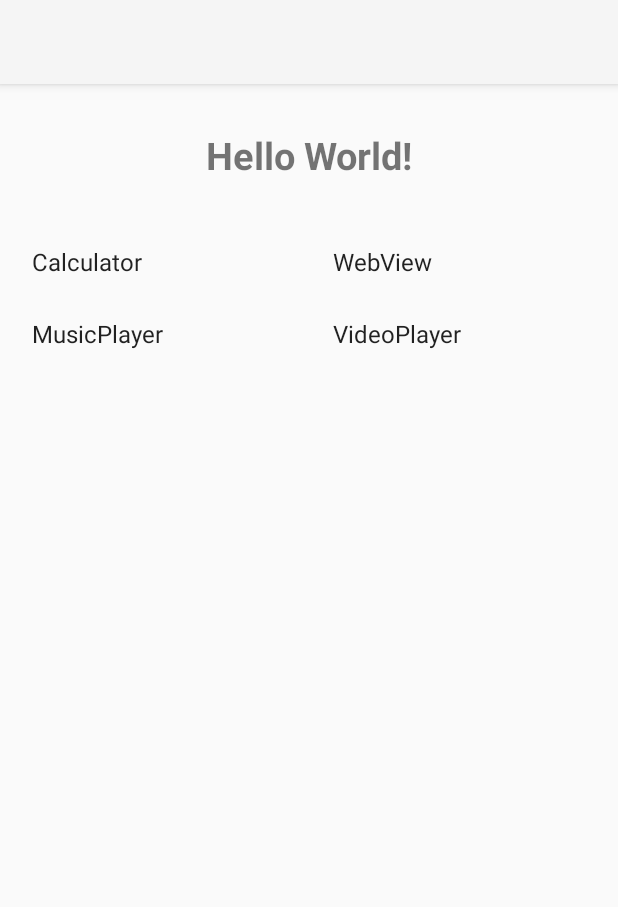
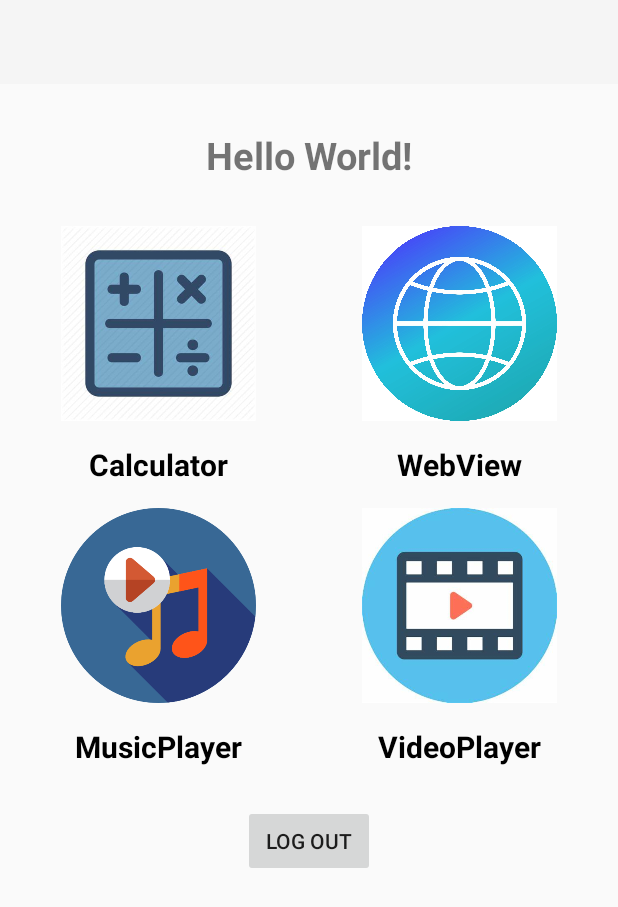
Before and after one commit to Parth3146/15-DAYS-INTERNSHIP, an Android app: the MainActivity screen opened directly, with no data from a screen before it, on a phone screen of 412 x 824 dp. Shown: the top 907 px of the screen. Run offline under Robolectric (Android 15) with nearby library versions, the light colour scheme and no system bars; 2 statements that could not run were skipped.

Commit message:
LogIn and Custom Activity added

```diff
--- a/app/src/main/java/com/example/practiceapp/MainActivity.java
+++ b/app/src/main/java/com/example/practiceapp/MainActivity.java
@@ -10,11 +10,15 @@ import android.widget.ArrayAdapter;
 import android.widget.Button;
 import android.widget.GridView;
 import android.widget.ListView;
+import android.widget.TextView;
 import android.widget.Toast;
 
 public class MainActivity extends AppCompatActivity {
 
+    TextView textView;
     GridView gridView;
+    Button btnLogout;
+    int[] img = {R.drawable.calc,R.drawable.web,R.drawable.musicplayer,R.drawable.videoplayer};
     String activities[] = {"Calculator","WebView","MusicPlayer","VideoPlayer"};
 
     @Override
@@ -22,10 +26,16 @@ public class MainActivity extends AppCompatActivity {
         super.onCreate(savedInstanceState);
         setContentView(R.layout.activity_main);
 
+        Intent intent = getIntent();
+        String name = intent.getStringExtra("username");
+        textView = findViewById(R.id.tvMain);
         gridView = findViewById(R.id.gv);
-        ArrayAdapter arrayAdapter = new ArrayAdapter<String>(MainActivity.this, android.R.layout.simple_list_item_1,activities);
-        gridView.setAdapter(arrayAdapter);
+        btnLogout = findViewById(R.id.btnLogout);
+        String[] n = name.split(" ");
+        textView.setText("Hello "+n[0]+" !!");
 
+        MyAdapter myAdapter = new MyAdapter(MainActivity.this, img, activities);
+        gridView.setAdapter(myAdapter);
         gridView.setOnItemClickListener(new AdapterView.OnItemClickListener() {
             @Override
             public void onItemClick(AdapterView<?> parent, View view, int position, long id) {
@@ -48,5 +58,13 @@ public class MainActivity extends AppCompatActivity {
 
             }
         });
+
+        btnLogout.setOnClickListener(new View.OnClickListener() {
+            @Override
+            public void onClick(View v) {
+                finish();
+                moveTaskToBack(true);
+            }
+        });
     }
 }
--- /dev/null
+++ b/app/src/main/java/com/example/practiceapp/MyAdapter.java
@@ -0,0 +1,52 @@
+package com.example.practiceapp;
+
+import android.content.Context;
+import android.view.LayoutInflater;
+import android.view.View;
+import android.view.ViewGroup;
+import android.widget.BaseAdapter;
+import android.widget.ImageView;
+import android.widget.TextView;
+
+public class MyAdapter extends BaseAdapter {
+
+    Context context;
+    int[] img;
+    String[] names;
+    LayoutInflater layoutInflater;
+
+    public MyAdapter(Context context, int[] img, String[] names) {
+        this.context = context;
+        this.img = img;
+        this.names = names;
+        layoutInflater = LayoutInflater.from(context);
+    }
+
+    @Override
+    public int getCount() {
+        return img.length;
+    }
+
+    @Override
+    public Object getItem(int position) {
+        return null;
+    }
+
+    @Override
+    public long getItemId(int position) {
+        return 0;
+    }
+
+    @Override
+    public View getView(int position, View convertView, ViewGroup parent) {
+
+        convertView = layoutInflater.inflate(R.layout.row_listview,null);
+
+        ImageView imageView = convertView.findViewById(R.id.iv1);
+        TextView textView = convertView.findViewById(R.id.tv1);
+        imageView.setImageResource(img[position]);
+        textView.setText(names[position]);
+
+        return convertView;
+    }
+}
--- a/app/src/main/java/com/example/practiceapp/SplashActivity.java
+++ b/app/src/main/java/com/example/practiceapp/SplashActivity.java
@@ -34,7 +34,7 @@ public class SplashActivity extends AppCompatActivity {
               } catch (Exception e) {
                   e.printStackTrace();
               } finally {
-                  Intent intent = new Intent(SplashActivity.this, MainActivity.class);
+                  Intent intent = new Intent(SplashActivity.this, LoginActivity.class);
                   startActivity(intent);
               }
           }
--- a/app/src/main/res/layout/activity_main.xml
+++ b/app/src/main/res/layout/activity_main.xml
@@ -10,6 +10,7 @@
     <TextView
         android:layout_width="match_parent"
         android:layout_height="wrap_content"
+        android:id="@+id/tvMain"
         android:text="Hello World!"
         android:gravity="center"
         android:layout_margin="30dp"
@@ -21,7 +22,6 @@
         app:layout_constraintRight_toRightOf="parent"
         app:layout_constraintTop_toTopOf="parent" />
 
-
     <GridView
         android:layout_width="match_parent"
         android:layout_height="wrap_content"
@@ -30,6 +30,13 @@
         android:layout_marginHorizontal="5dp"
         android:scrollIndicators="right"/>
 
+    <Button
+        android:layout_width="wrap_content"
+        android:layout_height="wrap_content"
+        android:text="Log Out"
+        android:layout_marginTop="10dp"
+        android:layout_gravity="center"
+        android:id="@+id/btnLogout"/>
 
 
 
--- /dev/null
+++ b/app/src/main/res/layout/row_listview.xml
@@ -0,0 +1,27 @@
+<?xml version="1.0" encoding="utf-8"?>
+<LinearLayout xmlns:android="http://schemas.android.com/apk/res/android"
+    android:orientation="vertical"
+    android:layout_width="match_parent"
+    android:layout_height="match_parent">
+
+    <ImageView
+        android:layout_width="130dp"
+        android:layout_height="130dp"
+        android:scaleType="fitXY"
+        android:id="@+id/iv1"
+        android:layout_gravity="center"
+        android:src="@drawable/calc"/>
+
+    <TextView
+        android:id="@+id/tv1"
+        android:layout_width="match_parent"
+        android:layout_height="wrap_content"
+        android:hint="Sample Text"
+        android:padding="15dp"
+        android:gravity="center"
+        android:layout_gravity="center"
+        android:textColor="@color/black"
+        android:textSize="20sp"
+        android:textStyle="bold" />
+
+</LinearLayout>
```
Also changed, not shown: app/src/main/AndroidManifest.xml (+10 -5 lines), app/src/main/java/com/example/practiceapp/LoginActivity.java (added, +63 -0 lines), app/src/main/java/com/example/practiceapp/SignupActivity.java (added, +56 -0 lines), app/src/main/res/layout/activity_login.xml (added, +45 -0 lines), app/src/main/res/layout/activity_signup.xml (added, +41 -0 lines), app/src/main/res/drawable-v24/calc.jpg (added), app/src/main/res/drawable-v24/musicplayer.png (added), app/src/main/res/drawable-v24/videoplayer.jpg (added), app/src/main/res/drawable-v24/web.jpg (added).
